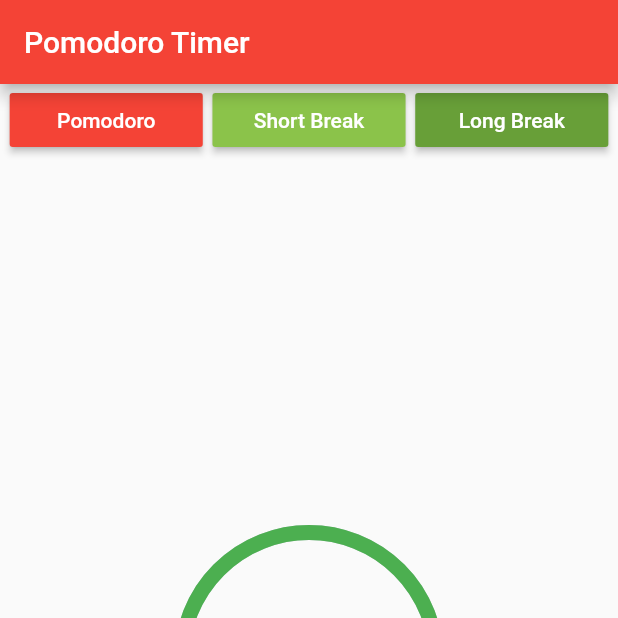
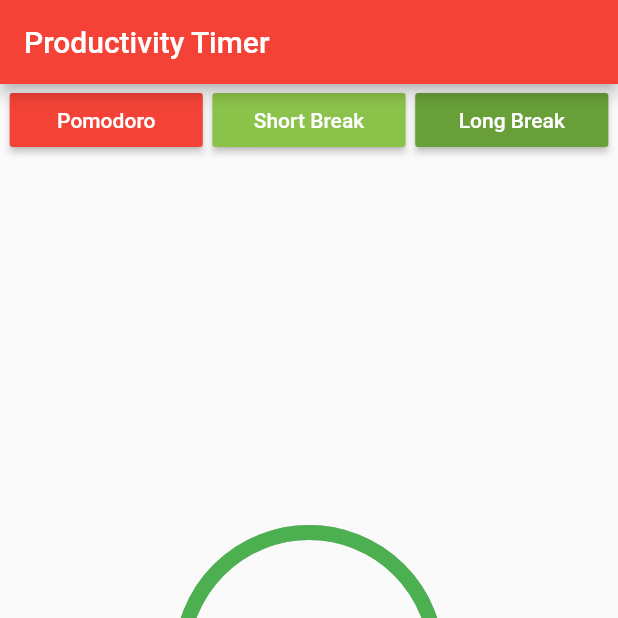
Before and after one commit to simoales/timerapp, a Flutter app: the screen it shows after launch, on a phone screen of 412 x 824 dp, the top half of it. Run offline on Flutter 3.47's test engine with Material 2 defaults, Android fonts, the phone set to English and light mode, and no system bars; drawn by our look-alikes of percent_indicator; our stand-ins replace assets_audio_player; missing offline and left inert: screen.

```diff
--- a/lib/main.dart
+++ b/lib/main.dart
@@ -13,12 +13,12 @@ class MyApp extends StatelessWidget {
     return ScopedModel(
         model: TimerModel(),
         child: MaterialApp(
-          title: 'Pomodoro Timer',
+          title: 'Productivity Timer',
           debugShowCheckedModeBanner: false,
           theme: ThemeData(
             primarySwatch: Colors.red,
           ),
-          home: MyHomePage(title: 'Pomodoro Timer'),
+          home: MyHomePage(title: 'Productivity Timer'),
         ));
   }
 }
```
Also changed, not shown: 3 other files.
